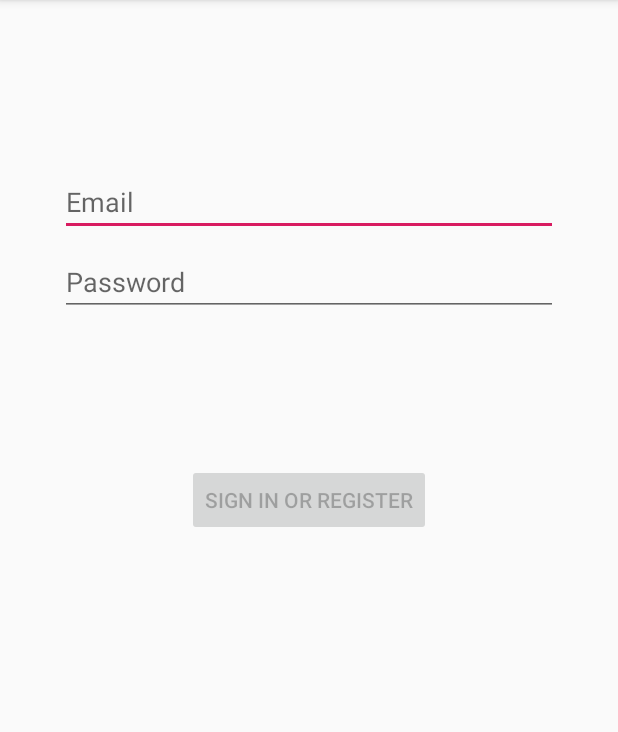
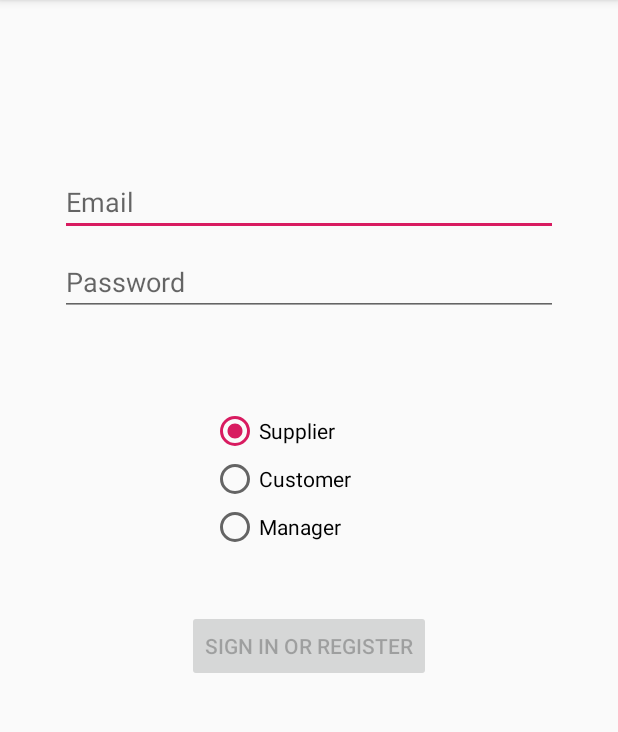
Before and after one commit to NahshonSatat/EasyManage, an Android app: the screen it shows after launch (LoginActivity), on a phone screen of 412 x 824 dp, the part 84-816 px from its top. Run offline under Robolectric (Android 15) with nearby library versions, the phone set to English and light mode, and no system bars.

Commit message:
adding radio buton

```diff
--- a/app/src/main/res/layout/activity_login.xml
+++ b/app/src/main/res/layout/activity_login.xml
@@ -26,6 +26,7 @@
         app:layout_constraintStart_toStartOf="parent"
         app:layout_constraintTop_toTopOf="parent" />
 
+
     <EditText
         android:id="@+id/password"
         android:layout_width="0dp"
@@ -43,6 +44,46 @@
         app:layout_constraintStart_toStartOf="parent"
         app:layout_constraintTop_toBottomOf="@+id/username" />
 
+    <RadioGroup
+        android:id="@+id/radioGroup"
+        android:layout_width="127dp"
+        android:layout_height="109dp"
+        android:layout_centerInParent="true"
+        android:layout_marginStart="155dp"
+        android:layout_marginLeft="155dp"
+        android:layout_marginTop="48dp"
+        android:layout_marginEnd="159dp"
+        android:layout_marginRight="159dp"
+        android:layout_marginBottom="13dp"
+        app:layout_constraintBottom_toTopOf="@+id/login"
+        app:layout_constraintEnd_toEndOf="parent"
+        app:layout_constraintStart_toStartOf="parent"
+        app:layout_constraintTop_toBottomOf="@+id/password">
+
+        <RadioButton
+            android:id="@+id/radio_one"
+            android:layout_width="119dp"
+            android:layout_height="wrap_content"
+            android:checked="true"
+            android:text="@string/prompt_supplier"
+            tools:layout_editor_absoluteX="163dp"
+            tools:layout_editor_absoluteY="245dp" />
+
+        <RadioButton
+            android:id="@+id/radio_three"
+            android:layout_width="115dp"
+            android:layout_height="wrap_content"
+            android:text="@string/prompt_customer"
+            tools:layout_editor_absoluteX="160dp"
+            tools:layout_editor_absoluteY="326dp" />
+
+        <RadioButton
+            android:id="@+id/radio_two"
+            android:layout_width="122dp"
+            android:layout_height="wrap_content"
+            android:text="@string/prompt_manager" />
+    </RadioGroup>
+
     <Button
         android:id="@+id/login"
         android:layout_width="wrap_content"
@@ -58,7 +99,7 @@
         app:layout_constraintEnd_toEndOf="parent"
         app:layout_constraintStart_toStartOf="parent"
         app:layout_constraintTop_toBottomOf="@+id/password"
-        app:layout_constraintVertical_bias="0.2" />
+        app:layout_constraintVertical_bias="0.435" />
 
     <ProgressBar
         android:id="@+id/loading"
@@ -75,4 +116,6 @@
         app:layout_constraintStart_toStartOf="@+id/password"
         app:layout_constraintTop_toTopOf="parent"
         app:layout_constraintVertical_bias="0.3" />
+
+
 </androidx.constraintlayout.widget.ConstraintLayout>
--- a/app/src/main/res/values/strings.xml
+++ b/app/src/main/res/values/strings.xml
@@ -2,6 +2,10 @@
     <string name="app_name">EasyManage</string>
     <!-- Strings related to login -->
     <string name="prompt_email">Email</string>
+    <string name="prompt_customer">Customer</string>
+    <string name="prompt_supplier">Supplier</string>
+    <string name="prompt_manager">Manager</string>
+    <string name="prompt_kind">Kindl</string>
     <string name="prompt_password">Password</string>
     <string name="action_sign_in">Sign in or register</string>
     <string name="action_sign_in_short">Sign in</string>
```
